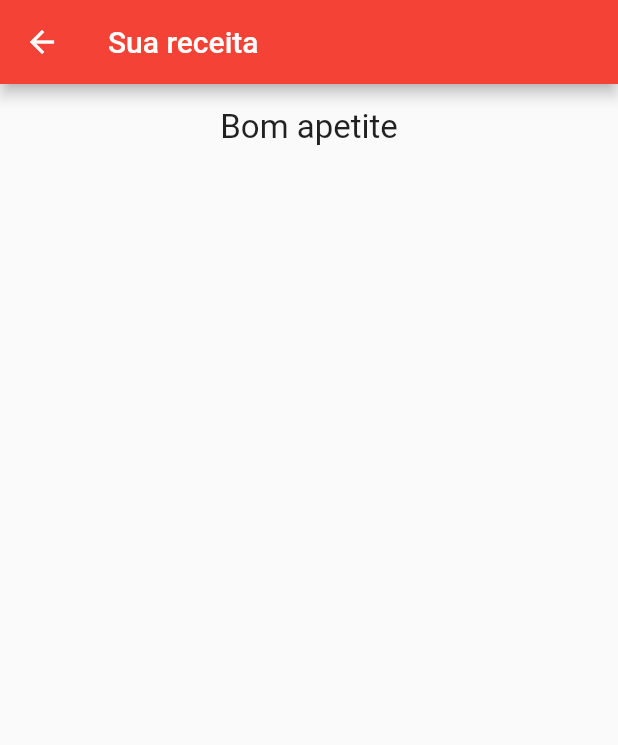
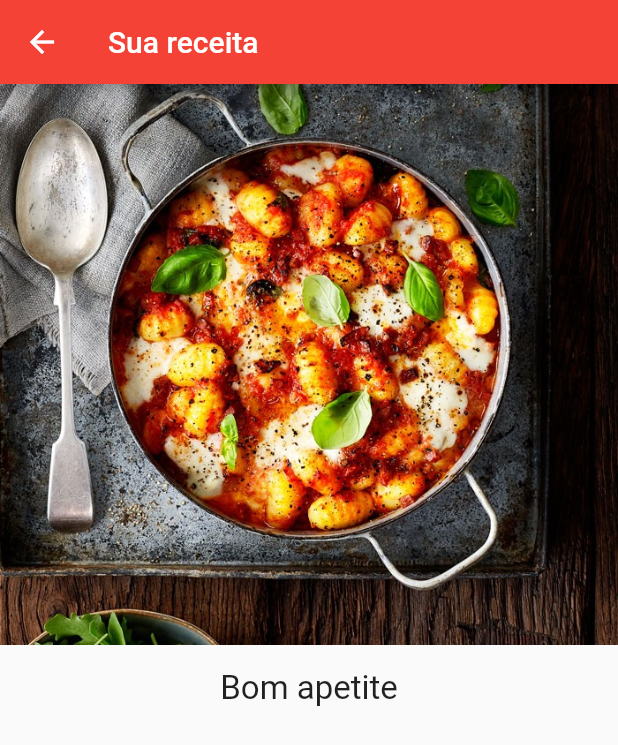
Before and after one commit to ApoloRossi/recipe, a Flutter app: the RecipeDescription screen opened directly with empty values, on a phone screen of 412 x 824 dp. Shown: the top 745 px of the screen. Run offline on Flutter 3.47's test engine with Material 2 defaults, Android fonts, the phone set to English and light mode, and no system bars; our stand-ins replace sqflite; accounts and stored records are empty.

Commit message:
feat: adicionado imagem na tela de receita.

```diff
--- a/lib/screens/RecipeDescription.dart
+++ b/lib/screens/RecipeDescription.dart
@@ -15,6 +15,7 @@ class RecipeDescription extends StatelessWidget {
         body: Center(
             child: Column(
           children:  [
+            const Image(image: AssetImage('assets/food.jpeg')),
             const Padding(
                 padding: EdgeInsets.fromLTRB(0, 16 , 0 , 0),
                 child: Text("Bom apetite", style: TextStyle(fontSize: 22))),
--- a/lib/screens/loading_screen.dart
+++ b/lib/screens/loading_screen.dart
@@ -42,7 +42,7 @@ class _LoaderPageState extends State<LoaderPage> {
             Uri.parse("https://api.openai.com/v1/completions"),
             headers: {
               HttpHeaders.authorizationHeader:
-                  "Bearer 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",
+                  "Bearer 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",
               HttpHeaders.acceptHeader: "application/json",
               HttpHeaders.contentTypeHeader: "application/json",
             },
--- a/pubspec.yaml
+++ b/pubspec.yaml
@@ -26,5 +26,6 @@ dev_dependencies:
 
 
 flutter:
-
+  assets:
+    - assets/food.jpeg
   uses-material-design: true
```
Also changed, not shown: assets/food.jpeg (added).
